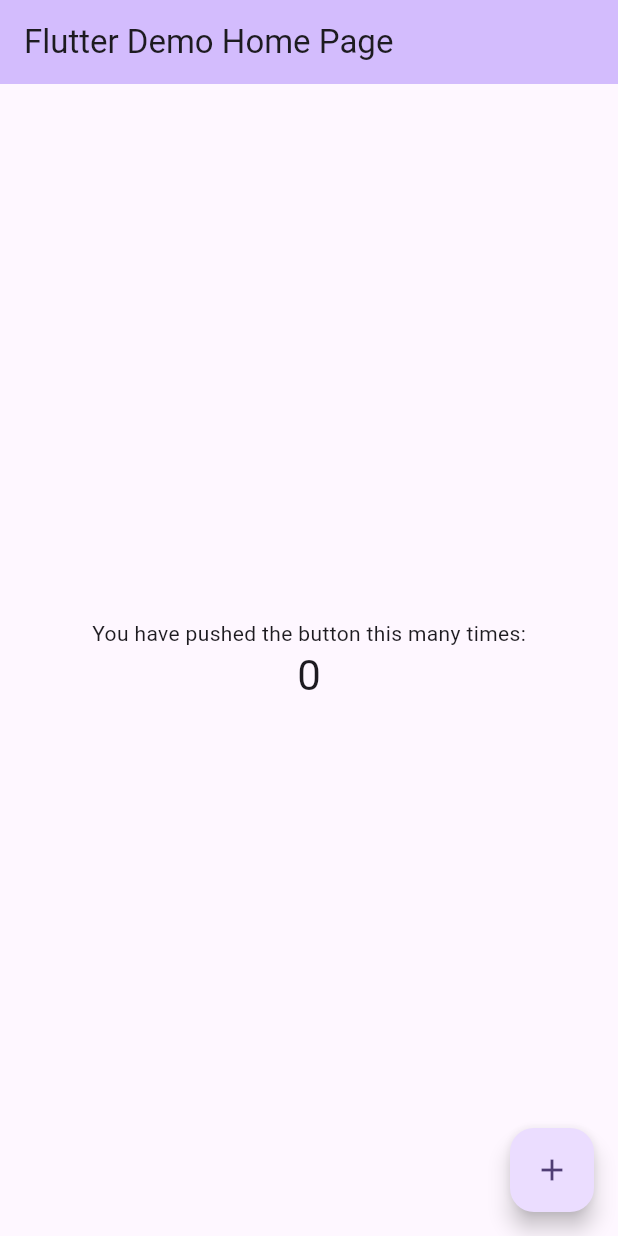
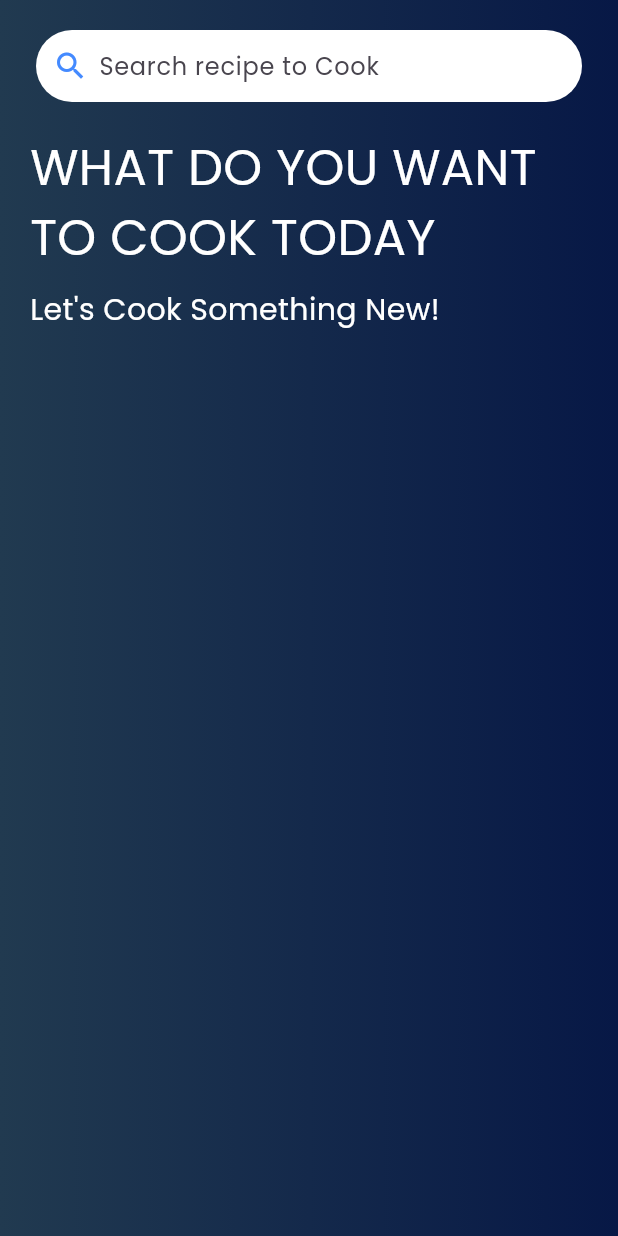
Before and after one commit to Swati01012002/FoodRecipe-Flutter, a Flutter app: the screen it shows after launch, on a phone screen of 412 x 824 dp. Run offline on Flutter 3.47's test engine with Material 3 defaults, Android fonts, the phone set to English and light mode, and no system bars; network calls fail.

Commit message:
Added search bar on home page

```diff
--- /dev/null
+++ b/lib/home.dart
@@ -0,0 +1,107 @@
+import 'dart:convert';
+import 'package:flutter/cupertino.dart';
+import 'package:flutter/material.dart';
+import 'package:http/http.dart';
+import 'dart:developer';
+
+class Home extends StatefulWidget {
+  @override
+  State<Home> createState() => _HomeState();
+}
+
+class _HomeState extends State<Home> {
+  TextEditingController searchController = new TextEditingController();
+
+  getRecipe(String query) async
+  {
+    String url = "https://api.edamam.com/search?q=$query&app_id=f17190eb&app_key=952b03c52f3e9d34a726fc4d65eb845f";
+    Response response = await get(Uri.parse(url));
+    Map data = jsonDecode(response.body);
+    log(data.toString());
+  }
+
+  @override
+  void initState() {
+    // TODO: implement initState
+    super.initState();
+    getRecipe("Ladoo");
+  }
+
+  @override
+  Widget build(BuildContext context) {
+    return Scaffold(
+      body: Stack(
+        children: [
+          Container(
+            width: MediaQuery.of(context).size.width,
+            height: MediaQuery.of(context).size.height,
+            decoration: BoxDecoration(
+                gradient: LinearGradient(
+                    colors: [Color(0xff213A50), Color(0xff071846)])),
+          ),
+          Column(
+            children: [
+              SafeArea(
+                child: Container(
+                  //Search Wala Container
+
+                  padding: EdgeInsets.symmetric(horizontal: 8),
+                  margin: EdgeInsets.symmetric(horizontal: 24, vertical: 20),
+                  decoration: BoxDecoration(
+                      color: Colors.white,
+                      borderRadius: BorderRadius.circular(24)),
+                  child: Row(
+                    children: [
+                      GestureDetector(
+                        onTap: () {
+                          if ((searchController.text).replaceAll(" ", "") ==
+                              "") {
+                            print("Blank search");
+                          } else {
+                            getRecipe(searchController.text);
+                          }
+                        },
+                        child: Container(
+                          child: Icon(
+                            Icons.search,
+                            color: Colors.blueAccent,
+                          ),
+                          margin: EdgeInsets.fromLTRB(3, 0, 7, 0),
+                        ),
+                      ),
+                      Expanded(
+                        child: TextField(
+                          controller: searchController,
+                          decoration: InputDecoration(
+                              border: InputBorder.none,
+                              hintText: "Search recipe to Cook"),
+                        ),
+                      )
+                    ],
+                  ),
+                ),
+              ),
+              Container(
+                padding: EdgeInsets.symmetric(horizontal: 20),
+                child: Column(
+                  crossAxisAlignment: CrossAxisAlignment.start,
+                  children: [
+                    Text(
+                      "WHAT DO YOU WANT TO COOK TODAY",
+                      style: TextStyle(fontSize: 33, color: Colors.white),
+                    ),
+                    SizedBox(
+                      height: 10,
+                    ),
+                    Text("Let's Cook Something New!",
+                        style: TextStyle(fontSize: 20, color: Colors.white))
+                  ],
+                ),
+              )
+            ],
+          )
+        ],
+      ),
+    );
+  }
+}
--- a/lib/main.dart
+++ b/lib/main.dart
@@ -1,125 +1,22 @@
 import 'package:flutter/material.dart';
+import 'package:food_recipe/home.dart';
 
 void main() {
-  runApp(const MyApp());
+  runApp(MyApp());
 }
 
 class MyApp extends StatelessWidget {
-  const MyApp({super.key});
 
-  // This widget is the root of your application.
   @override
   Widget build(BuildContext context) {
     return MaterialApp(
       title: 'Flutter Demo',
       theme: ThemeData(
-        // This is the theme of your application.
-        //
-        // TRY THIS: Try running your application with "flutter run". You'll see
-        // the application has a purple toolbar. Then, without quitting the app,
-        // try changing the seedColor in the colorScheme below to Colors.green
-        // and then invoke "hot reload" (save your changes or press the "hot
-        // reload" button in a Flutter-supported IDE, or press "r" if you used
-        // the command line to start the app).
-        //
-        // Notice that the counter didn't reset back to zero; the application
-        // state is not lost during the reload. To reset the state, use hot
-        // restart instead.
-        //
-        // This works for code too, not just values: Most code changes can be
-        // tested with just a hot reload.
+        fontFamily: "Poppins",
         colorScheme: ColorScheme.fromSeed(seedColor: Colors.deepPurple),
         useMaterial3: true,
       ),
-      home: const MyHomePage(title: 'Flutter Demo Home Page'),
+      home: Home(),
     );
   }
 }
-
-class MyHomePage extends StatefulWidget {
-  const MyHomePage({super.key, required this.title});
-
-  // This widget is the home page of your application. It is stateful, meaning
-  // that it has a State object (defined below) that contains fields that affect
-  // how it looks.
-
-  // This class is the configuration for the state. It holds the values (in this
-  // case the title) provided by the parent (in this case the App widget) and
-  // used by the build method of the State. Fields in a Widget subclass are
-  // always marked "final".
-
-  final String title;
-
-  @override
-  State<MyHomePage> createState() => _MyHomePageState();
-}
-
-class _MyHomePageState extends State<MyHomePage> {
-  int _counter = 0;
-
-  void _incrementCounter() {
-    setState(() {
-      // This call to setState tells the Flutter framework that something has
-      // changed in this State, which causes it to rerun the build method below
-      // so that the display can reflect the updated values. If we changed
-      // _counter without calling setState(), then the build method would not be
-      // called again, and so nothing would appear to happen.
-      _counter++;
-    });
-  }
-
-  @override
-  Widget build(BuildContext context) {
-    // This method is rerun every time setState is called, for instance as done
-    // by the _incrementCounter method above.
-    //
-    // The Flutter framework has been optimized to make rerunning build methods
-    // fast, so that you can just rebuild anything that needs updating rather
-    // than having to individually change instances of widgets.
-    return Scaffold(
-      appBar: AppBar(
-        // TRY THIS: Try changing the color here to a specific color (to
-        // Colors.amber, perhaps?) and trigger a hot reload to see the AppBar
-        // change color while the other colors stay the same.
-        backgroundColor: Theme.of(context).colorScheme.inversePrimary,
-        // Here we take the value from the MyHomePage object that was created by
-        // the App.build method, and use it to set our appbar title.
-        title: Text(widget.title),
-      ),
-      body: Center(
-        // Center is a layout widget. It takes a single child and positions it
-        // in the middle of the parent.
-        child: Column(
-          // Column is also a layout widget. It takes a list of children and
-          // arranges them vertically. By default, it sizes itself to fit its
-          // children horizontally, and tries to be as tall as its parent.
-          //
-          // Column has various properties to control how it sizes itself and
-          // how it positions its children. Here we use mainAxisAlignment to
-          // center the children vertically; the main axis here is the vertical
-          // axis because Columns are vertical (the cross axis would be
-          // horizontal).
-          //
-          // TRY THIS: Invoke "debug painting" (choose the "Toggle Debug Paint"
-          // action in the IDE, or press "p" in the console), to see the
-          // wireframe for each widget.
-          mainAxisAlignment: MainAxisAlignment.center,
-          children: <Widget>[
-            const Text(
-              'You have pushed the button this many times:',
-            ),
-            Text(
-              '$_counter',
-              style: Theme.of(context).textTheme.headlineMedium,
-            ),
-          ],
-        ),
-      ),
-      floatingActionButton: FloatingActionButton(
-        onPressed: _incrementCounter,
-        tooltip: 'Increment',
-        child: const Icon(Icons.add),
-      ), // This trailing comma makes auto-formatting nicer for build methods.
-    );
-  }
-}
```
Also changed, not shown: pubspec.yaml (+5 -4 lines), pubspec.lock.
